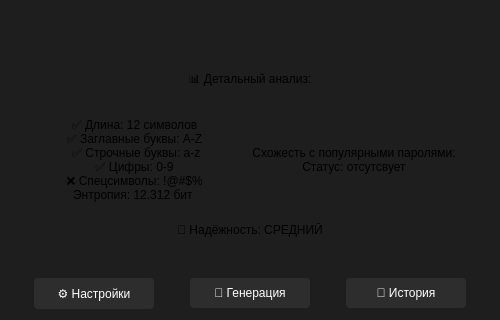
Old version of the form src/views/ui/main_app.ui in the repository Sk1lizz/Password-Analyzer; both pictures show x 0 to 500 and y 273 to 593 of the 500 by 700 pixel window.
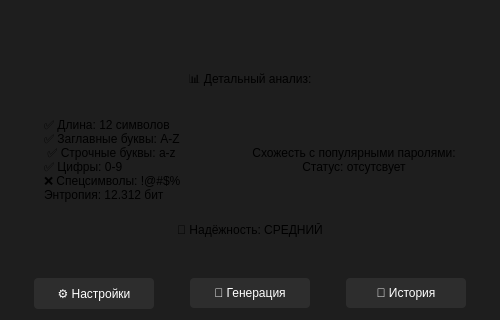
New version of the form. Icons and pictures are not drawn.

Patch:
```diff
--- a/src/views/ui/main_app.ui
+++ b/src/views/ui/main_app.ui
@@ -306,7 +306,7 @@
 Энтропия: 12.312 бит </string>
         </property>
         <property name="alignment">
-         <set>Qt::AlignmentFlag::AlignCenter</set>
+         <set>Qt::AlignmentFlag::AlignLeading|Qt::AlignmentFlag::AlignLeft|Qt::AlignmentFlag::AlignVCenter</set>
         </property>
        </widget>
       </item>
```
